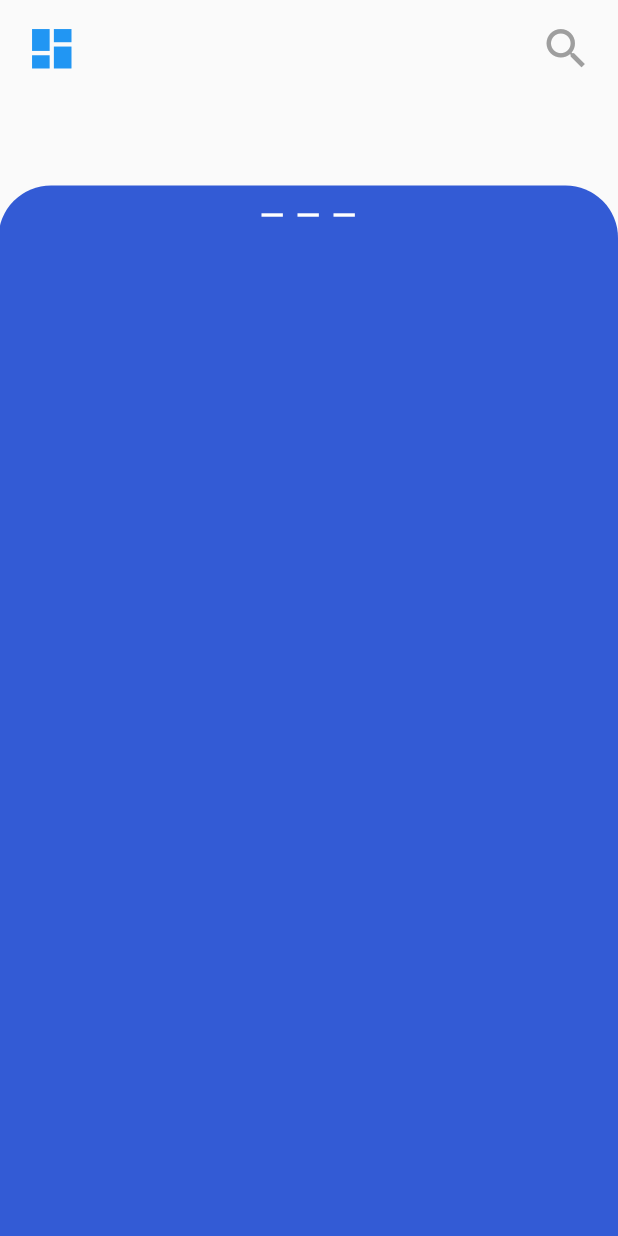
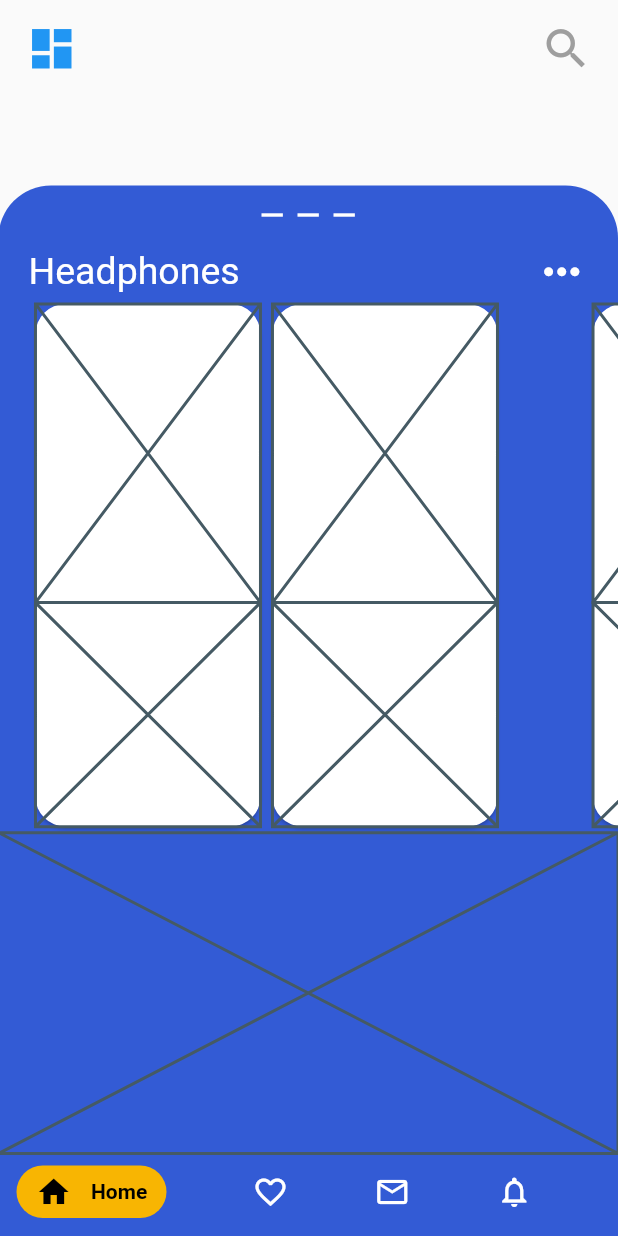
Before and after one commit to csj110/headphone_store, a Flutter app: the screen it shows after launch, on a phone screen of 412 x 824 dp. Run offline on Flutter 3.47's test engine with Material 2 defaults, Android fonts, the phone set to English and light mode, and no system bars; our stand-ins replace get_it; missing offline and left inert: rx_command.

Commit message:
homeBottom structure

```diff
--- a/lib/main.dart
+++ b/lib/main.dart
@@ -1,7 +1,7 @@
 import 'package:flutter/material.dart';
 import 'package:headphone_store/service_loactor.dart';
 
-import 'menu_home.dart';
+import 'pages/menu_home.dart';
 
 void main() {
   setUpServiceLocator();
--- /dev/null
+++ b/lib/models/item_list.dart
@@ -0,0 +1,106 @@
+import 'package:flutter/material.dart';
+
+class ProudctItem {
+  final String path;
+  final String name;
+  final double price;
+  final bool isLike;
+  final List<String> features;
+  final Color bgColor;
+
+  ProudctItem({
+    this.path,
+    this.features,
+    this.isLike,
+    this.name,
+    this.price,
+    this.bgColor
+  });
+}
+
+List<ProudctItem> itemList = [
+  ProudctItem(
+    name: 'Bose Noise Cancelling Headphones 700',
+    price: 399.95,
+    path: '',
+    features: [
+      "Bose Noise Cancelling Headphones 700",
+      "Audio-only cable (2.5 mm to 3.5 mm)",
+      "USB-C to USB-A charging cable (20 in./50.8 cm)",
+      "Owner's manual",
+      "Protective hard case",
+    ],
+    isLike: false,
+    bgColor: Colors.white,
+  ),
+  ProudctItem(
+    name: 'Beats Studio3 Wireless Over‑Ear Headphones - Blue',
+    price: 349.95,
+    path: '',
+    features: [
+      "Beats Studio3 Wireless headphones",
+      "Carrying case",
+      "3.5mm RemoteTalk cable",
+      "Universal USB charging cable (USB-A to USB Micro-B)",
+      "Quick Start Guide ",
+    ],
+    isLike: true,
+    bgColor: Colors.red,
+  ),
+  ProudctItem(
+    name: 'Beats Studio3 Wireless Headphones - NBA Collection - Lakers Purple',
+    price: 349.95,
+    path: '',
+    features: [
+      "Form Factor: Over ear",
+      "Connections: Bluetooth, Wireless",
+      "Bluetooth Compatibility: Bluetooth 4.0",
+      "Power Source: Battery power",
+      "Batteries: Rechargeable Lithium Ion",
+    ],
+    isLike: false,
+    bgColor: Colors.purple,
+  ),
+  ProudctItem(
+    name: 'Bose Noise Cancelling Headphones 700',
+    price: 399.95,
+    path: '',
+    features: [
+      "Bose Noise Cancelling Headphones 700",
+      "Audio-only cable (2.5 mm to 3.5 mm)",
+      "USB-C to USB-A charging cable (20 in./50.8 cm)",
+      "Owner's manual",
+      "Protective hard case",
+    ],
+    isLike: false,
+    bgColor: Colors.white,
+  ),
+  ProudctItem(
+    name: 'Beats Studio3 Wireless Over‑Ear Headphones - Blue',
+    price: 349.95,
+    path: '',
+    features: [
+      "Beats Studio3 Wireless headphones",
+      "Carrying case",
+      "3.5mm RemoteTalk cable",
+      "Universal USB charging cable (USB-A to USB Micro-B)",
+      "Quick Start Guide ",
+    ],
+    isLike: true,
+    bgColor: Colors.red,
+  ),
+  ProudctItem(
+    name: 'Beats Studio3 Wireless Headphones - NBA Collection - Lakers Purple',
+    price: 349.95,
+    path: '',
+    features: [
+      "Form Factor: Over ear",
+      "Connections: Bluetooth, Wireless",
+      "Bluetooth Compatibility: Bluetooth 4.0",
+      "Power Source: Battery power",
+      "Batteries: Rechargeable Lithium Ion",
+    ],
+    isLike: false,
+    bgColor: Colors.purple,
+  ),
+];
--- a/lib/menu_home.dart
+++ b/lib/pages/menu_home.dart
@@ -1,7 +1,8 @@
 import 'package:flutter/material.dart';
+import '../models/item_list.dart';
 
-import 'manager/base_info_manager.dart';
-import 'service_loactor.dart';
+import '../manager/base_info_manager.dart';
+import '../service_loactor.dart';
 
 List<Color> menuBackgroundColor = [Color(0xff335bd5), Color(0xff3d68f3)];
 Duration animationDuration = Duration(milliseconds: 250);
@@ -167,14 +168,19 @@ class HomeTop extends StatefulWidget {
 
 class _HomeTopState extends State<HomeTop> {
   @override
+  void dispose() {
+    super.dispose();
+  }
+
+  @override
   Widget build(BuildContext context) {
     final screenHeight = MediaQuery.of(context).size.height;
-    print(sl<BaseInfomanager>().homeIndex);
+    final screenWidth = MediaQuery.of(context).size.width;
     return AnimatedPositioned(
       top: sl<BaseInfomanager>().homeIndex == 1
           ? screenHeight * 0.15
           : screenHeight * 0.8,
-      height: screenHeight,
+      bottom: -screenHeight * 0.1,
       left: -1,
       right: 0,
       duration: animationDuration,
@@ -192,8 +198,7 @@ class _HomeTopState extends State<HomeTop> {
               child: GestureDetector(
                 onTap: () {
                   sl<BaseInfomanager>().setHomePart(1);
-                  setState(() {
-                  });
+                  setState(() {});
                 },
                 child: Center(
                   child: Row(
@@ -206,6 +211,101 @@ class _HomeTopState extends State<HomeTop> {
                   ),
                 ),
               ),
+            ),
+            Padding(
+              padding: const EdgeInsets.symmetric(horizontal: 20.0),
+              child: Row(
+                mainAxisAlignment: MainAxisAlignment.spaceBetween,
+                children: <Widget>[
+                  Text(
+                    'Headphones',
+                    style: TextStyle(color: Colors.white, fontSize: 25),
+                  ),
+                  Icon(
+                    Icons.more_horiz,
+                    color: Colors.white,
+                    size: 35.0,
+                  )
+                ],
+              ),
+            ),
+            Expanded(
+              flex: 5,
+              child: PageView.builder(
+                controller:
+                    PageController(initialPage: 0, viewportFraction: 0.9),
+                itemCount: 3,
+                scrollDirection: Axis.horizontal,
+                pageSnapping: true,
+                itemBuilder: (context, index) {
+                  return Container(
+                    child: Row(
+                      mainAxisSize: MainAxisSize.min,
+                      children: <Widget>[
+                        HeadPhoneItem(itemList[index]),
+                        2 * index + 1 > itemList.length
+                            ? null
+                            : HeadPhoneItem(itemList[index]),
+                      ],
+                    ),
+                  );
+                },
+              ),
+            ),
+            Expanded(flex: 3, child: Placeholder()),
+            Padding(
+              padding: EdgeInsets.only(left: 12, top: 8, bottom: 12),
+              child: Row(
+                crossAxisAlignment: CrossAxisAlignment.center,
+                mainAxisSize: MainAxisSize.max,
+                children: <Widget>[
+                  Container(
+                    width: 100,
+                    height: 35,
+                    decoration: BoxDecoration(
+                      borderRadius: BorderRadius.circular(20),
+                      color: Color(0xfff8b502),
+                    ),
+                    child: Row(
+                      mainAxisAlignment: MainAxisAlignment.spaceEvenly,
+                      children: <Widget>[
+                        Icon(
+                          Icons.home,
+                          color: Colors.black,
+                        ),
+                        Text(
+                          'Home',
+                          style: TextStyle(
+                              color: Colors.black, fontWeight: FontWeight.bold),
+                        ),
+                      ],
+                    ),
+                  ),
+                  Expanded(
+                    flex: 1,
+                    child: Row(
+                      mainAxisAlignment: MainAxisAlignment.spaceEvenly,
+                      children: <Widget>[
+                        Icon(
+                          Icons.favorite_border,
+                          color: Colors.white,
+                        ),
+                        Icon(
+                          Icons.mail_outline,
+                          color: Colors.white,
+                        ),
+                        Icon(
+                          Icons.notifications_none,
+                          color: Colors.white,
+                        ),
+                      ],
+                    ),
+                  )
+                ],
+              ),
+            ),
+            SizedBox(
+              height: screenHeight * 0.1,
             )
           ],
         ),
@@ -272,3 +372,30 @@ class MenuItem extends StatelessWidget {
     );
   }
 }
+
+class HeadPhoneItem extends StatelessWidget {
+  final ProudctItem item;
+  HeadPhoneItem(this.item);
+  @override
+  Widget build(BuildContext context) {
+    return Card(
+      color: Colors.white,
+      shape: RoundedRectangleBorder(borderRadius: BorderRadius.circular(20)),
+      child: Container(
+        width: 150,
+        child: Column(
+          children: <Widget>[
+            Expanded(
+              flex: 4,
+              child: Placeholder(),
+            ),
+            Expanded(
+              flex: 3,
+              child: Placeholder(),
+            ),
+          ],
+        ),
+      ),
+    );
+  }
+}
--- a/pubspec.yaml
+++ b/pubspec.yaml
@@ -41,8 +41,8 @@ flutter:
   # the material Icons class.
   uses-material-design: true
   # To add assets to your application, add an assets section, like this:
-  # assets:
-  #  - images/a_dot_burr.jpeg
+  assets:
+  - assets/images/
   #  - images/a_dot_ham.jpeg
   # An image asset can refer to one or more resolution-specific "variants", see
   # https://flutter.dev/assets-and-images/#resolution-aware.
```
Also changed, not shown: assets/images/MHA22.png (added), assets/images/MUQ72.png (added), assets/images/MV8T2.png (added).
